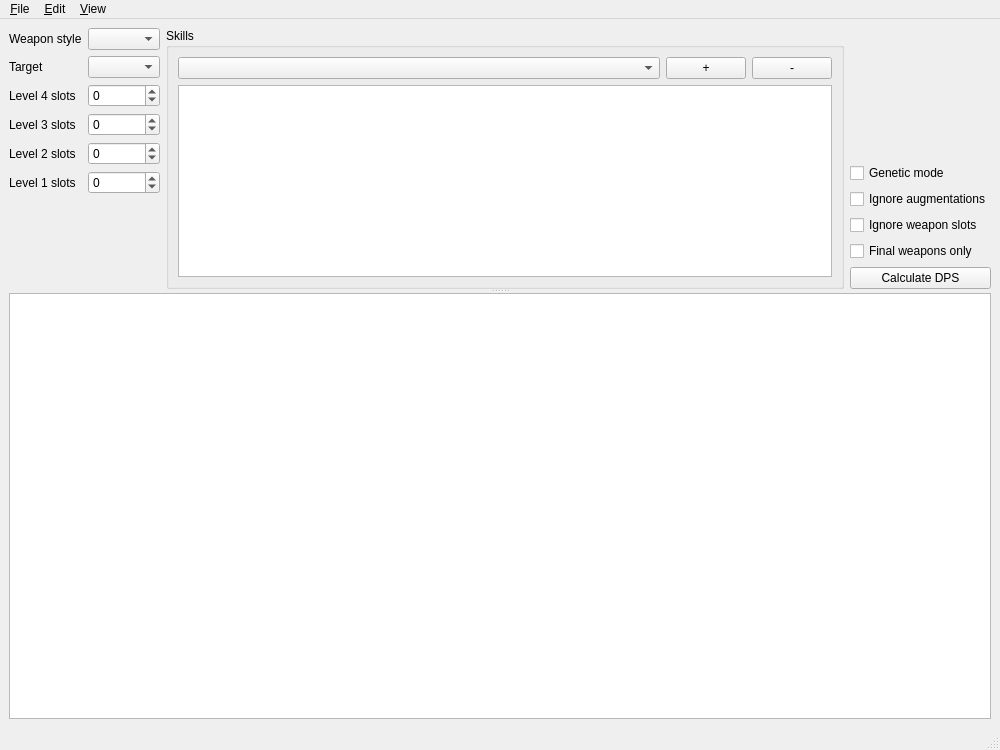
Before: the Qt Designer form app/src/gui/MainWindow.ui in GuB-42/mh-dps-calculator, drawn with Qt 5.
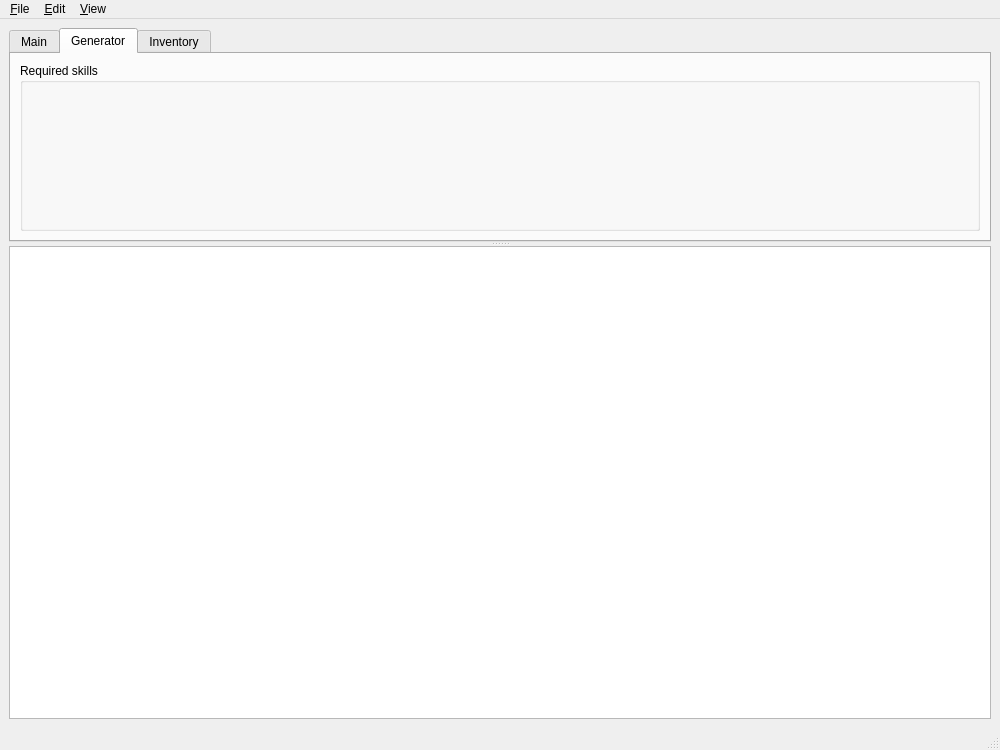
After: the same form once the commit is applied. The open tabs and pages were chosen to show the change. Icons and pictures are not drawn. Custom widgets are drawn as their Qt base class.

Diff of the .ui file:
```diff
--- a/app/src/gui/MainWindow.ui
+++ b/app/src/gui/MainWindow.ui
@@ -27,7 +27,14 @@
       <property name="orientation">
        <enum>Qt::Vertical</enum>
       </property>
-      <widget class="QWidget" name="layoutWidget">
+      <widget class="QTabWidget" name="tabWidget">
+       <property name="currentIndex">
+        <number>0</number>
+       </property>
+       <widget class="QWidget" name="mainTab">
+        <attribute name="title">
+         <string>Main</string>
+        </attribute>
        <layout class="QHBoxLayout" name="horizontalLayout">
         <item>
          <layout class="QFormLayout" name="formLayout">
@@ -119,36 +126,15 @@
           </property>
           <layout class="QVBoxLayout" name="verticalLayout_4">
            <item>
-            <layout class="QHBoxLayout" name="horizontalLayout_3">
-             <item>
-              <widget class="QComboBox" name="buffCb">
+             <widget class="BuffChooser" name="activeBuffs" native="true">
                <property name="sizePolicy">
-                <sizepolicy hsizetype="Expanding" vsizetype="Fixed">
+               <sizepolicy hsizetype="Expanding" vsizetype="Preferred">
                  <horstretch>0</horstretch>
                  <verstretch>0</verstretch>
                 </sizepolicy>
                </property>
               </widget>
              </item>
-             <item>
-              <widget class="QPushButton" name="addBuff">
-               <property name="text">
-                <string>+</string>
-               </property>
-              </widget>
-             </item>
-             <item>
-              <widget class="QPushButton" name="removeBuff">
-               <property name="text">
-                <string>-</string>
-               </property>
-              </widget>
-             </item>
-            </layout>
-           </item>
-           <item>
-            <widget class="QListView" name="buffListView"/>
-           </item>
           </layout>
          </widget>
         </item>
@@ -212,6 +198,31 @@
         </item>
        </layout>
       </widget>
+       <widget class="QWidget" name="generatorTab">
+        <attribute name="title">
+         <string>Generator</string>
+        </attribute>
+        <layout class="QVBoxLayout" name="verticalLayout_3">
+         <item>
+          <widget class="QGroupBox" name="groupBox_2">
+           <property name="title">
+            <string>Required skills</string>
+           </property>
+           <layout class="QVBoxLayout" name="verticalLayout_5">
+            <item>
+             <widget class="BuffChooser" name="requiredBuffs" native="true"/>
+            </item>
+           </layout>
+          </widget>
+         </item>
+        </layout>
+       </widget>
+       <widget class="QWidget" name="inventoryTab">
+        <attribute name="title">
+         <string>Inventory</string>
+        </attribute>
+       </widget>
+      </widget>
       <widget class="QTableView" name="tableView">
        <property name="sizePolicy">
         <sizepolicy hsizetype="Expanding" vsizetype="Expanding">
@@ -328,6 +339,12 @@
    <extends>QMenu</extends>
    <header>src/gui/LanguageMenu.h</header>
   </customwidget>
+  <customwidget>
+   <class>BuffChooser</class>
+   <extends>QWidget</extends>
+   <header>src/gui/BuffChooser.h</header>
+   <container>1</container>
+  </customwidget>
  </customwidgets>
  <resources>
   <include location="resources.qrc"/>
```
Left out of the diff: 6 changed lines with no effect on the pictures. Lines whose indentation alone changed are shown as unchanged.
